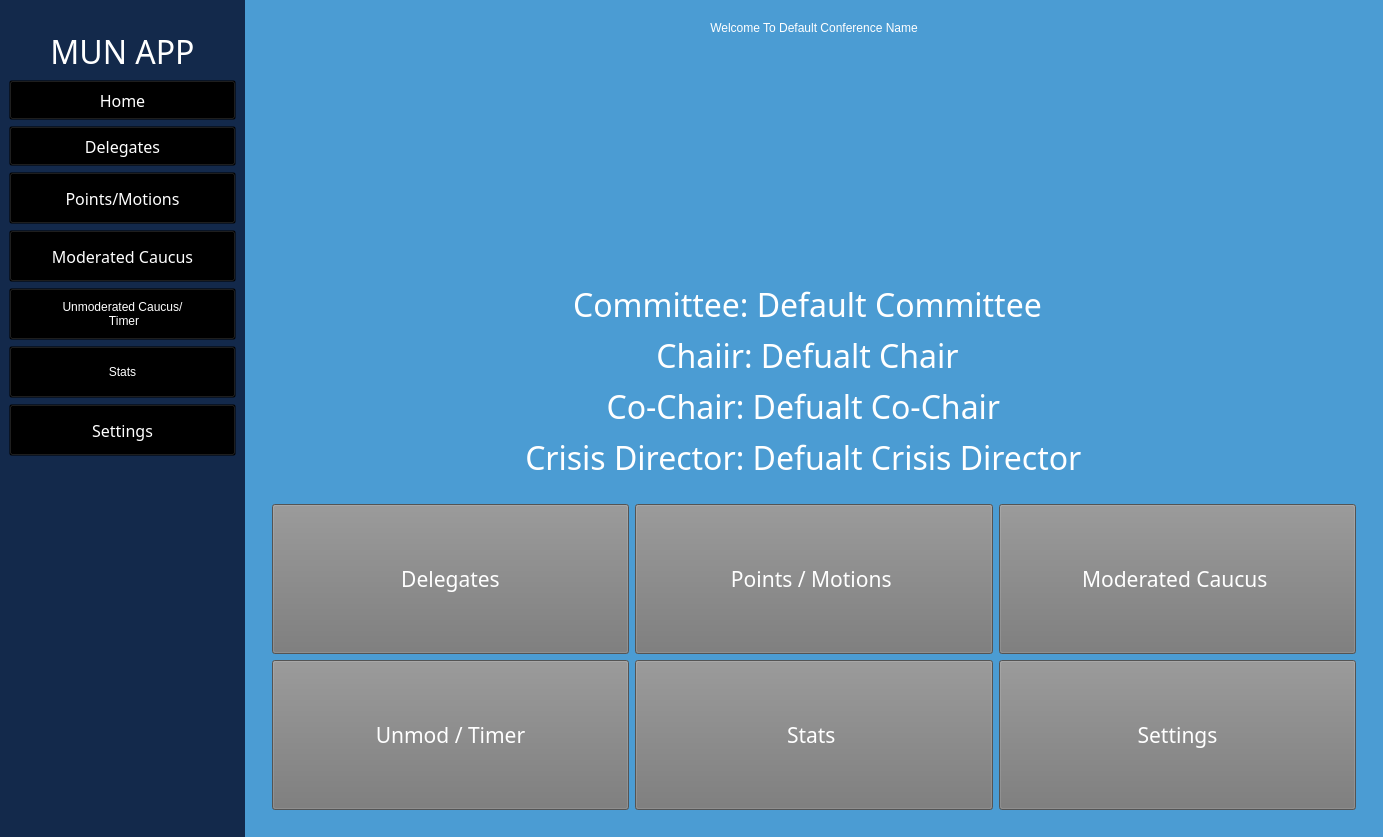
mkirby528/Run-MUN, file mun_app_ui.ui: the form before one commit.
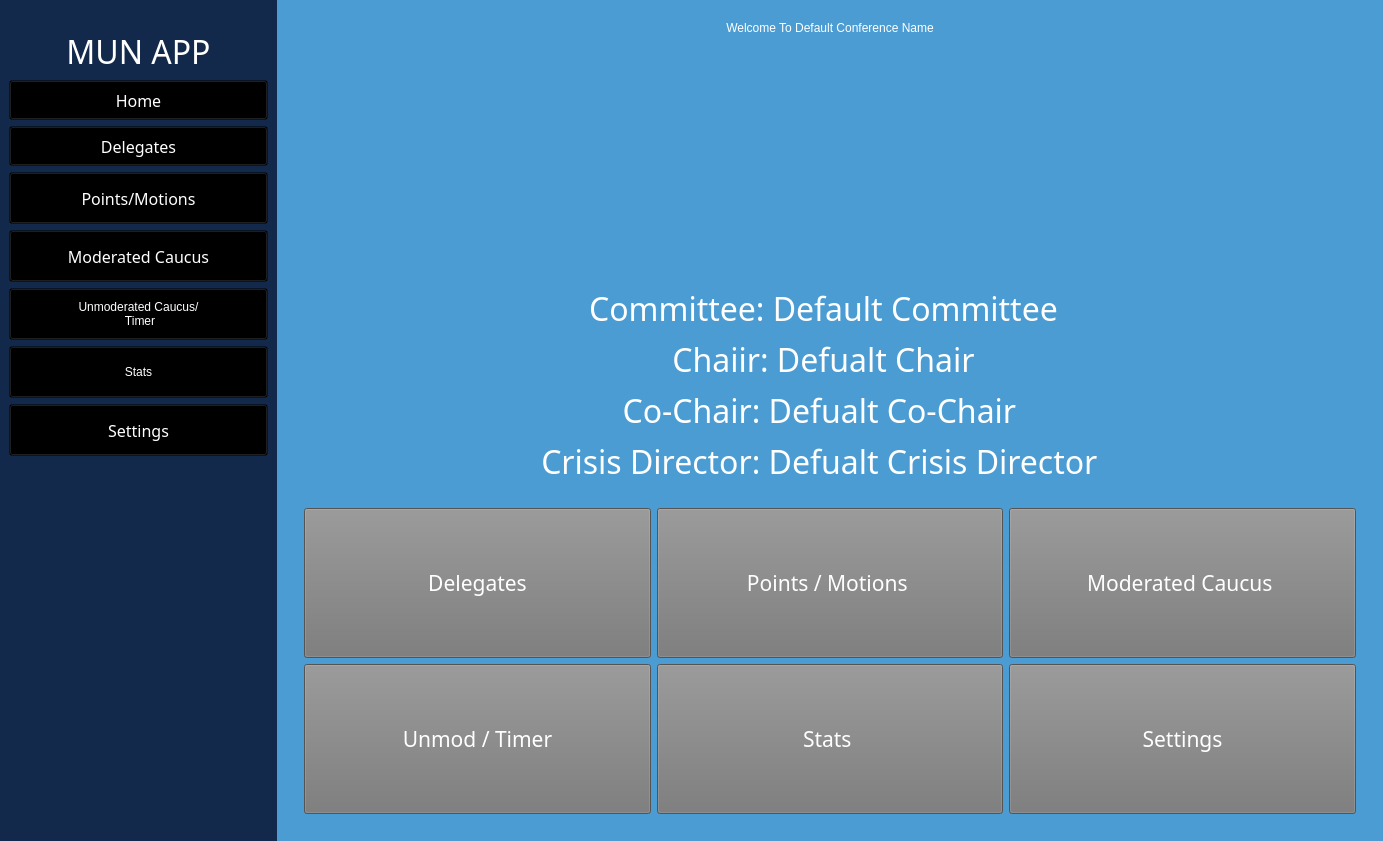
The form after the commit. Icons and pictures are not drawn.

Commit message: updating ui file to try to fix sidebar length

What changed in the file:
```diff
--- a/mun_app_ui.ui
+++ b/mun_app_ui.ui
@@ -7,7 +7,7 @@
     <x>0</x>
     <y>0</y>
     <width>1383</width>
-    <height>837</height>
+    <height>841</height>
    </rect>
   </property>
   <property name="sizePolicy">
@@ -279,7 +279,7 @@
 }
 </string>
   </property>
-  <layout class="QHBoxLayout" name="horizontalLayout_5" stretch="2,19">
+  <layout class="QHBoxLayout" name="horizontalLayout_5" stretch="2,8">
    <property name="spacing">
     <number>0</number>
    </property>
@@ -692,8 +692,8 @@
               <rect>
                <x>0</x>
                <y>0</y>
-               <width>1190</width>
-               <height>830</height>
+               <width>1366</width>
+               <height>858</height>
               </rect>
              </property>
              <property name="styleSheet">
```
Left out of the diff: 4 changed lines with no effect on the pictures.
